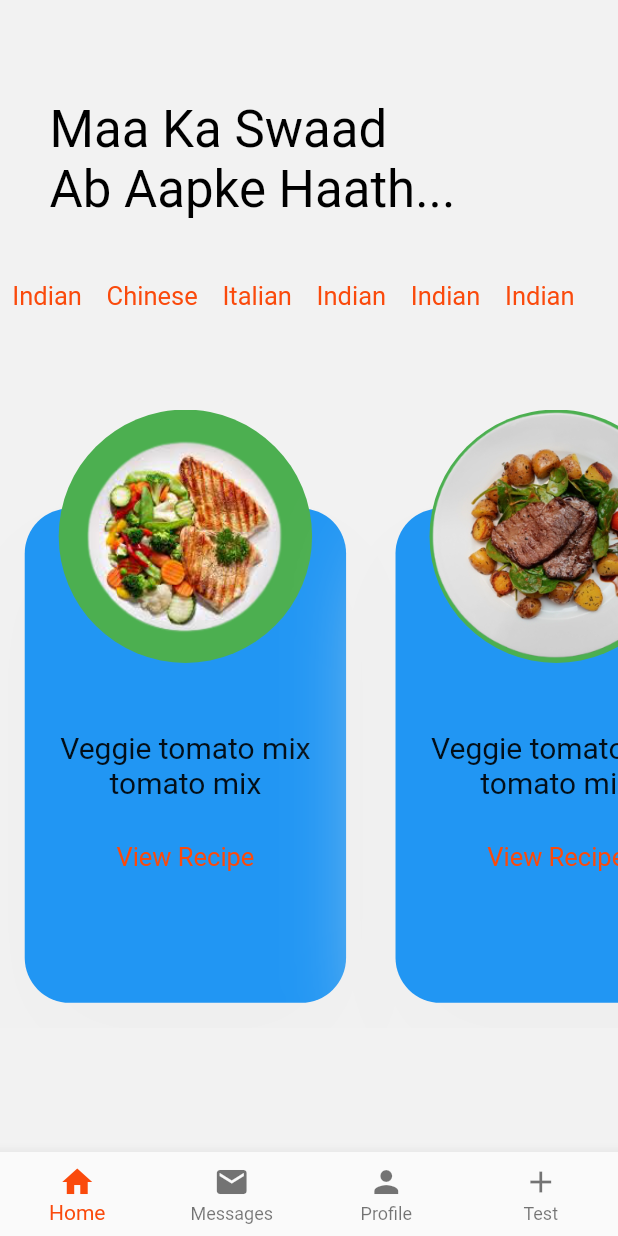
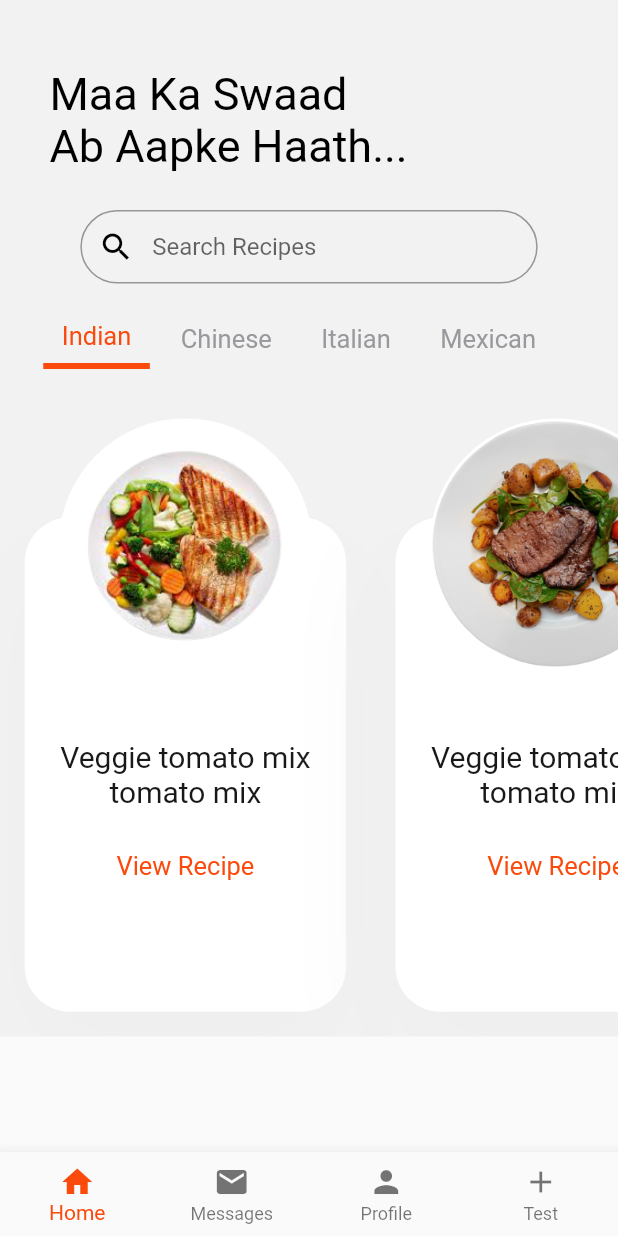
Before and after one commit to kashish1211/Raaz-E-Rasoi, a Flutter app: the screen it shows after launch, on a phone screen of 412 x 824 dp. Run offline on Flutter 3.47's test engine with Material 2 defaults, Android fonts, the phone set to English and light mode, and no system bars.

Commit message:
recipelist complete
Co-authored-by: shubh1605 <shubh1605@users.noreply.github.com>
Co-authored-by: HarshitJain28 <HarshitJain28@users.noreply.github.com>

```diff
--- a/lib/widgets/recipe_list.dart
+++ b/lib/widgets/recipe_list.dart
@@ -8,10 +8,12 @@ class RecipeList extends StatelessWidget {
     MediaQueryData queryData;
     queryData = MediaQuery.of(context);
     return Scaffold(
-      body: Container(
+      body: ListView(
+        children: [
+          Container(
             width: double.infinity,
             padding: EdgeInsets.only(
-          top: queryData.size.height * 0.08,
+              top: queryData.size.height * 0.055,
               //
             ),
             decoration: BoxDecoration(
@@ -29,22 +31,62 @@ class RecipeList extends StatelessWidget {
                       "Maa Ka Swaad \nAb Aapke Haath...",
                       style: TextStyle(
                         color: Colors.black,
-                    fontSize: 34,
+                        fontSize: 30,
                       ),
                     ),
                   ),
                 ),
-            SizedBox(height: queryData.size.height * 0.05),
+                SizedBox(height: queryData.size.height * 0.03),
+                Padding(
+                  padding: EdgeInsets.symmetric(
+                      horizontal: queryData.size.width * 0.13),
+                  child: TextField(
+                    cursorColor: const Color(0xfffa4a0c),
+                    decoration: InputDecoration(
+                      prefixIcon: Icon(
+                        Icons.search,
+                        color: Colors.black,
+                      ),
+                      focusedBorder: OutlineInputBorder(
+                        borderSide: BorderSide(color: const Color(0xfffa4a0c)),
+                        borderRadius: BorderRadius.circular(32.0),
+                      ),
+                      hintText: 'Search Recipes',
+                      contentPadding:
+                          EdgeInsets.fromLTRB(20.0, 15.0, 20.0, 15.0),
+                      border: OutlineInputBorder(
+                          borderRadius: BorderRadius.circular(32.0)),
+                    ),
+                  ),
+                ),
+                SizedBox(height: queryData.size.height * 0.03),
                 Container(
-              padding: EdgeInsets.only(right: queryData.size.width * 0.06),
+                  padding: EdgeInsets.only(
+                      right: queryData.size.width * 0.06,
+                      left: queryData.size.width * 0.06),
                   child: SingleChildScrollView(
                     scrollDirection: Axis.horizontal,
                     child: Row(
                       mainAxisAlignment: MainAxisAlignment.spaceEvenly,
                       children: [
-                    Padding(
-                      padding: EdgeInsets.symmetric(
-                          horizontal: queryData.size.width * 0.02),
+                        Container(
+                          decoration: BoxDecoration(
+                            border: Border(
+                              bottom: BorderSide(
+                                color: Color(0xfffa4a0c),
+                                width: 4.0, // Underline thickness
+                              ),
+                            ),
+                          ),
+                          margin: EdgeInsets.only(
+                            left: queryData.size.width * 0.01,
+                            right: queryData.size.width * 0.01,
+                          ),
+                          child: Padding(
+                            padding: EdgeInsets.only(
+                                left: queryData.size.width * 0.03,
+                                right: queryData.size.width * 0.03,
+                                bottom: queryData.size.height * 0.01),
                             child: Text(
                               "Indian",
                               style: TextStyle(
@@ -53,91 +95,137 @@ class RecipeList extends StatelessWidget {
                               ),
                             ),
                           ),
-                    Padding(
-                      padding: EdgeInsets.symmetric(
-                          horizontal: queryData.size.width * 0.02),
+                        ),
+                        Container(
+                          margin: EdgeInsets.only(
+                            left: queryData.size.width * 0.01,
+                            right: queryData.size.width * 0.01,
+                          ),
+                          child: Padding(
+                            padding: EdgeInsets.only(
+                                left: queryData.size.width * 0.03,
+                                right: queryData.size.width * 0.03,
+                                bottom: queryData.size.height * 0.01),
                             child: Text(
                               "Chinese",
                               style: TextStyle(
-                          color: Color(0xfffa4a0c),
+                                color: Color(0xff99999d),
                                 fontSize: 17,
                               ),
                             ),
                           ),
-                    Padding(
-                      padding: EdgeInsets.symmetric(
-                          horizontal: queryData.size.width * 0.02),
+                        ),
+                        Container(
+                          margin: EdgeInsets.only(
+                            left: queryData.size.width * 0.01,
+                            right: queryData.size.width * 0.01,
+                          ),
+                          child: Padding(
+                            padding: EdgeInsets.only(
+                                left: queryData.size.width * 0.03,
+                                right: queryData.size.width * 0.03,
+                                bottom: queryData.size.height * 0.01),
                             child: Text(
                               "Italian",
                               style: TextStyle(
-                          color: Color(0xfffa4a0c),
+                                color: Color(0xff99999d),
                                 fontSize: 17,
                               ),
                             ),
                           ),
-                    Padding(
-                      padding: EdgeInsets.symmetric(
-                          horizontal: queryData.size.width * 0.02),
+                        ),
+                        Container(
+                          margin: EdgeInsets.only(
+                            left: queryData.size.width * 0.01,
+                            right: queryData.size.width * 0.01,
+                          ),
+                          child: Padding(
+                            padding: EdgeInsets.only(
+                                left: queryData.size.width * 0.03,
+                                right: queryData.size.width * 0.03,
+                                bottom: queryData.size.height * 0.01),
                             child: Text(
-                        "Indian",
+                              "Mexican",
                               style: TextStyle(
-                          color: Color(0xfffa4a0c),
+                                color: Color(0xff99999d),
                                 fontSize: 17,
                               ),
                             ),
                           ),
-                    Padding(
-                      padding: EdgeInsets.symmetric(
-                          horizontal: queryData.size.width * 0.02),
+                        ),
+                        Container(
+                          margin: EdgeInsets.only(
+                            left: queryData.size.width * 0.01,
+                            right: queryData.size.width * 0.01,
+                          ),
+                          child: Padding(
+                            padding: EdgeInsets.only(
+                                left: queryData.size.width * 0.03,
+                                right: queryData.size.width * 0.03,
+                                bottom: queryData.size.height * 0.01),
                             child: Text(
-                        "Indian",
+                              "Cocktails",
                               style: TextStyle(
-                          color: Color(0xfffa4a0c),
+                                color: Color(0xff99999d),
                                 fontSize: 17,
                               ),
                             ),
                           ),
-                    Padding(
-                      padding: EdgeInsets.symmetric(
-                          horizontal: queryData.size.width * 0.02),
+                        ),
+                        Container(
+                          margin: EdgeInsets.only(
+                            left: queryData.size.width * 0.01,
+                            right: queryData.size.width * 0.01,
+                          ),
+                          child: Padding(
+                            padding: EdgeInsets.only(
+                                left: queryData.size.width * 0.03,
+                                right: queryData.size.width * 0.03,
+                                bottom: queryData.size.height * 0.01),
                             child: Text(
                               "Indian",
                               style: TextStyle(
-                          color: Color(0xfffa4a0c),
+                                color: Color(0xff99999d),
                                 fontSize: 17,
                               ),
                             ),
                           ),
-                    Padding(
-                      padding: EdgeInsets.symmetric(
-                          horizontal: queryData.size.width * 0.02),
+                        ),
+                        Container(
+                          margin: EdgeInsets.only(
+                            left: queryData.size.width * 0.01,
+                            right: queryData.size.width * 0.01,
+                          ),
+                          child: Padding(
+                            padding: EdgeInsets.only(
+                                left: queryData.size.width * 0.03,
+                                right: queryData.size.width * 0.03,
+                                bottom: queryData.size.height * 0.01),
                             child: Text(
                               "Indian",
                               style: TextStyle(
-                          color: Color(0xfffa4a0c),
+                                color: Color(0xff99999d),
                                 fontSize: 17,
                               ),
                             ),
                           ),
-                    Padding(
-                      padding: EdgeInsets.symmetric(
-                          horizontal: queryData.size.width * 0.02),
+                        ),
+                        Container(
+                          margin: EdgeInsets.only(
+                            left: queryData.size.width * 0.01,
+                            right: queryData.size.width * 0.01,
+                          ),
+                          child: Padding(
+                            padding: EdgeInsets.only(
+                                left: queryData.size.width * 0.03,
+                                right: queryData.size.width * 0.03,
+                                bottom: queryData.size.height * 0.01),
                             child: Text(
                               "Indian",
                               style: TextStyle(
-                          color: Color(0xfffa4a0c),
+                                color: Color(0xff99999d),
                                 fontSize: 17,
                               ),
-                      ),
-                    ),
-                    Padding(
-                      padding: EdgeInsets.symmetric(
-                          horizontal: queryData.size.width * 0.02),
-                      child: Text(
-                        "Indian",
-                        style: TextStyle(
-                          color: Color(0xfffa4a0c),
-                          fontSize: 17,
                             ),
                           ),
                         ),
@@ -145,7 +233,7 @@ class RecipeList extends StatelessWidget {
                     ),
                   ),
                 ),
-            SizedBox(height: queryData.size.height * 0.08),
+                SizedBox(height: queryData.size.height * 0.04),
                 Container(
                   child: SingleChildScrollView(
                     scrollDirection: Axis.horizontal,
@@ -162,6 +250,8 @@ class RecipeList extends StatelessWidget {
               ],
             ),
           ),
+        ],
+      ),
       bottomNavigationBar: BottomNavbar(),
     );
   }
--- a/lib/widgets/recipe_list_container.dart
+++ b/lib/widgets/recipe_list_container.dart
@@ -30,7 +30,7 @@ class RecipeListContainer extends StatelessWidget {
                       offset: Offset(0, 30),
                     ),
                   ],
-                  color: Colors.blue,
+                  color: Colors.white,
                 ),
                 padding: EdgeInsets.only(
                   top: queryData.size.height * 0.1,
@@ -87,32 +87,15 @@ class RecipeListContainer extends StatelessWidget {
                       height: queryData.size.height * 0.35,
                       decoration: BoxDecoration(
                         shape: BoxShape.circle,
-                        color: Colors.green,
+                        color: Colors.white,
                       ),
                       child: FittedBox(
                         child: Image.asset(
-                          'assets/images/${dish}.png',
+                          'assets/images/$dish.png',
                           fit: BoxFit.fill,
-                          // height: queryData.size.height * 0.5,
                         ),
                       ),
                     ),
-                    // Positioned.fill(
-                    //   child: Align(
-                    //     alignment: Alignment.topLeft,
-                    //     child: Container(
-                    //       margin: EdgeInsets.only(
-                    //           bottom: queryData.size.height * 0.05),
-                    //       width: queryData.size.width * 0.75,
-                    //       height: queryData.size.height * 0.35,
-                    //       child: Image.asset(
-                    //         'assets/images/${dish}.png',
-                    //         fit: BoxFit.fitHeight,
-                    //         // height: queryData.size.height * 0.5,
-                    //       ),
-                    //     ),
-                    //   ),
-                    // ),
                   ],
                 ),
               ),
```
Lines whose indentation alone changed are shown as unchanged.
